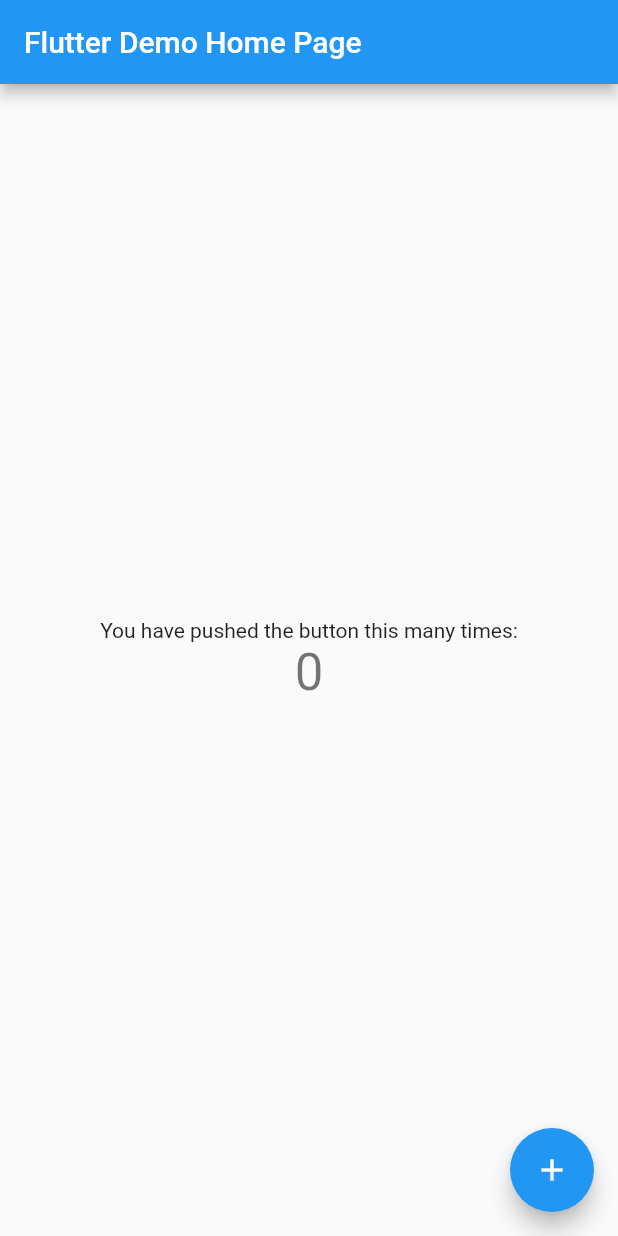
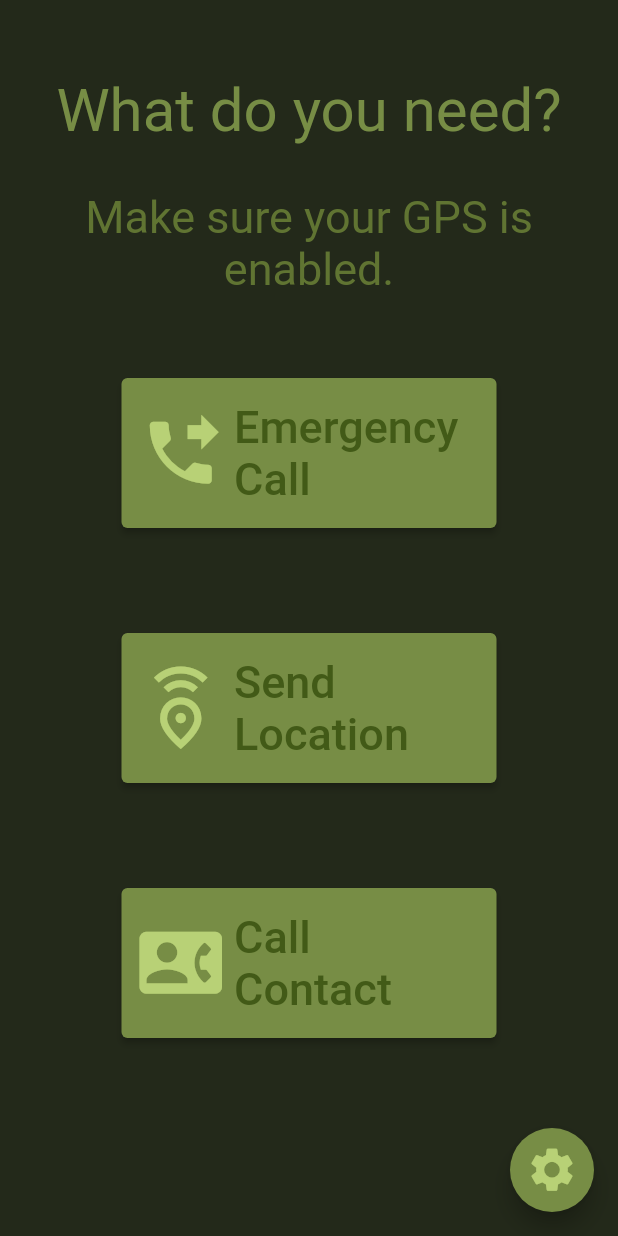
Before and after one commit to Anzasu/Safer, a Flutter app: the screen it shows after launch, on a phone screen of 412 x 824 dp. Run offline on Flutter 3.47's test engine with Material 2 defaults, Android fonts, the light colour scheme and no system bars.

Commit message:
Whats new? - the class color, that hold all the used colors - the class home , that holds the hompage widget - the class settings, that holds the settings widget
The buttons still don't work, but you can already switch between the two pages

```diff
--- /dev/null
+++ b/safer/lib/design_constraints/color.dart
@@ -0,0 +1,10 @@
+import 'package:flutter/material.dart';
+
+Color background = Color.fromARGB(255, 35, 41, 26);
+Color title = Color.fromARGB(255, 119, 141, 69);
+Color textOnLight = Color.fromARGB(255, 66, 90, 23);
+Color textOnDark = Color.fromARGB(255, 96, 116, 50);
+Color buttons =
+    title; // added this attribute for an easier implementation later
+Color highlight = Color.fromARGB(255, 224, 255, 171);
+Color icons = Color.fromARGB(255, 184, 209, 118);
--- a/safer/lib/main.dart
+++ b/safer/lib/main.dart
@@ -1,4 +1,5 @@
 import 'package:flutter/material.dart';
+import 'package:safer/mainpages/home.dart';
 
 void main() {
   runApp(const MyApp());
@@ -11,105 +12,7 @@
   @override
   Widget build(BuildContext context) {
     return MaterialApp(
-      title: 'Flutter Demo',
-      theme: ThemeData(
-        // This is the theme of your application.
-        //
-        // Try running your application with "flutter run". You'll see the
-        // application has a blue toolbar. Then, without quitting the app, try
-        // changing the primarySwatch below to Colors.green and then invoke
-        // "hot reload" (press "r" in the console where you ran "flutter run",
-        // or simply save your changes to "hot reload" in a Flutter IDE).
-        // Notice that the counter didn't reset back to zero; the application
-        // is not restarted.
-        primarySwatch: Colors.blue,
-      ),
-      home: const MyHomePage(title: 'Flutter Demo Home Page'),
+      home: MyHomePage(),
     );
   }
 }
-
-class MyHomePage extends StatefulWidget {
-  const MyHomePage({super.key, required this.title});
-
-  // This widget is the home page of your application. It is stateful, meaning
-  // that it has a State object (defined below) that contains fields that affect
-  // how it looks.
-
-  // This class is the configuration for the state. It holds the values (in this
-  // case the title) provided by the parent (in this case the App widget) and
-  // used by the build method of the State. Fields in a Widget subclass are
-  // always marked "final".
-
-  final String title;
-
-  @override
-  State<MyHomePage> createState() => _MyHomePageState();
-}
-
-class _MyHomePageState extends State<MyHomePage> {
-  int _counter = 0;
-
-  void _incrementCounter() {
-    setState(() {
-      // This call to setState tells the Flutter framework that something has
-      // changed in this State, which causes it to rerun the build method below
-      // so that the display can reflect the updated values. If we changed
-      // _counter without calling setState(), then the build method would not be
-      // called again, and so nothing would appear to happen.
-      _counter++;
-    });
-  }
-
-  @override
-  Widget build(BuildContext context) {
-    // This method is rerun every time setState is called, for instance as done
-    // by the _incrementCounter method above.
-    //
-    // The Flutter framework has been optimized to make rerunning build methods
-    // fast, so that you can just rebuild anything that needs updating rather
-    // than having to individually change instances of widgets.
-    return Scaffold(
-      appBar: AppBar(
-        // Here we take the value from the MyHomePage object that was created by
-        // the App.build method, and use it to set our appbar title.
-        title: Text(widget.title),
-      ),
-      body: Center(
-        // Center is a layout widget. It takes a single child and positions it
-        // in the middle of the parent.
-        child: Column(
-          // Column is also a layout widget. It takes a list of children and
-          // arranges them vertically. By default, it sizes itself to fit its
-          // children horizontally, and tries to be as tall as its parent.
-          //
-          // Invoke "debug painting" (press "p" in the console, choose the
-          // "Toggle Debug Paint" action from the Flutter Inspector in Android
-          // Studio, or the "Toggle Debug Paint" command in Visual Studio Code)
-          // to see the wireframe for each widget.
-          //
-          // Column has various properties to control how it sizes itself and
-          // how it positions its children. Here we use mainAxisAlignment to
-          // center the children vertically; the main axis here is the vertical
-          // axis because Columns are vertical (the cross axis would be
-          // horizontal).
-          mainAxisAlignment: MainAxisAlignment.center,
-          children: <Widget>[
-            const Text(
-              'You have pushed the button this many times:',
-            ),
-            Text(
-              '$_counter',
-              style: Theme.of(context).textTheme.headline4,
-            ),
-          ],
-        ),
-      ),
-      floatingActionButton: FloatingActionButton(
-        onPressed: _incrementCounter,
-        tooltip: 'Increment',
-        child: const Icon(Icons.add),
-      ), // This trailing comma makes auto-formatting nicer for build methods.
-    );
-  }
-}
--- /dev/null
+++ b/safer/lib/mainpages/home.dart
@@ -0,0 +1,79 @@
+import 'package:flutter/material.dart';
+import 'package:safer/design_constraints/color.dart';
+import 'package:safer/mainpages/settings.dart';
+
+class MyHomePage extends StatelessWidget {
+  @override
+  Widget build(BuildContext context) {
+    return Scaffold(
+      backgroundColor: background,
+      floatingActionButton: FloatingActionButton(
+        backgroundColor: buttons,
+        foregroundColor: icons,
+        child: Icon(
+          Icons.settings,
+          size: 35.0,
+        ),
+        onPressed: () {
+          Navigator.push(
+            context,
+            MaterialPageRoute(builder: (context) => Settings()),
+          );
+        },
+      ),
+      body: Center(
+        child: Column(
+          children: [
+            SizedBox(height: 50),
+            Text(
+              "What do you need?",
+              style: TextStyle(color: title, fontSize: 40),
+              textAlign: TextAlign.center,
+            ),
+            SizedBox(height: 30),
+            Text(
+              "Make sure your GPS is enabled.",
+              style: TextStyle(fontSize: 30.0, color: textOnDark),
+              textAlign: TextAlign.center,
+            ),
+            SizedBox(
+              height: 55,
+            ),
+            ElevatedButton.icon(
+              onPressed: () {},
+              icon: Icon(Icons.phone_forwarded, size: 55.0, color: icons),
+              label: Text("Emergency Call",
+                  style: TextStyle(fontSize: 30.0, color: textOnLight)),
+              style: ElevatedButton.styleFrom(
+                  backgroundColor: buttons, fixedSize: Size(250, 100)),
+            ),
+            SizedBox(
+              height: 70,
+            ),
+            ElevatedButton.icon(
+              onPressed: () {},
+              icon: Icon(Icons.emergency_share_outlined,
+                  size: 55.0, color: icons),
+              label: Text("Send Location",
+                  style: TextStyle(fontSize: 30.0, color: textOnLight)),
+              style: ElevatedButton.styleFrom(
+                  backgroundColor: buttons, fixedSize: Size(250, 100)),
+            ),
+            SizedBox(
+              height: 70,
+            ),
+            ElevatedButton.icon(
+              onPressed: () {},
+              icon: Icon(Icons.quick_contacts_dialer_rounded,
+                  size: 55.0, color: icons),
+              label: Text("Call Contact",
+                  style: TextStyle(fontSize: 30.0, color: textOnLight)),
+              style: ElevatedButton.styleFrom(
+                  backgroundColor: buttons, fixedSize: Size(250, 100)),
+            ),
+          ],
+        ),
+      ),
+    );
+  }
+}
```
Also changed, not shown: safer/lib/mainpages/settings.dart (added, +58 -0 lines).
